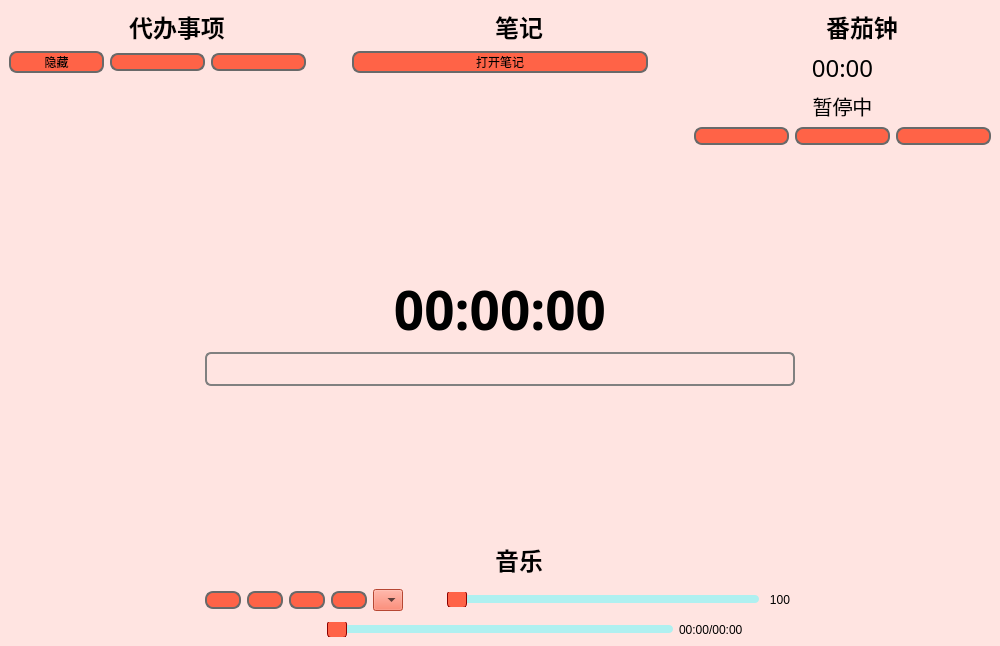
Above: mainwindow.ui from Vivanto-Libera/Pomodoro before the change. Below: the same form after it.
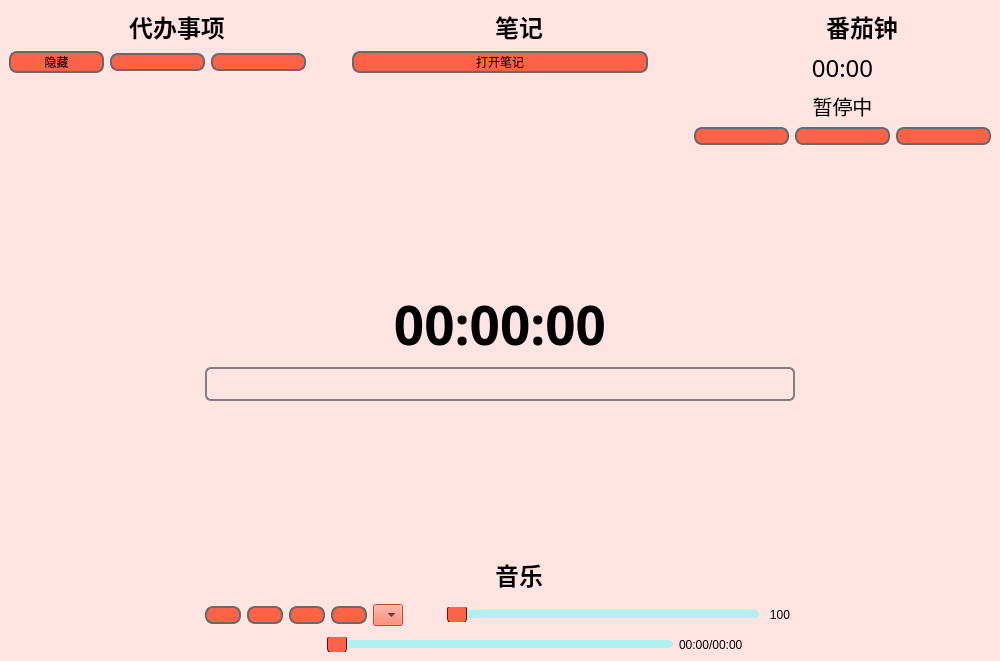
That is the form after the change. Icons and pictures are not drawn.

The edit to the form file:
```diff
--- a/mainwindow.ui
+++ b/mainwindow.ui
@@ -7,7 +7,7 @@
     <x>0</x>
     <y>0</y>
     <width>1000</width>
-    <height>646</height>
+    <height>661</height>
    </rect>
   </property>
   <property name="sizePolicy">
```
Left out of the diff: 14 changed lines with no effect on the pictures.
